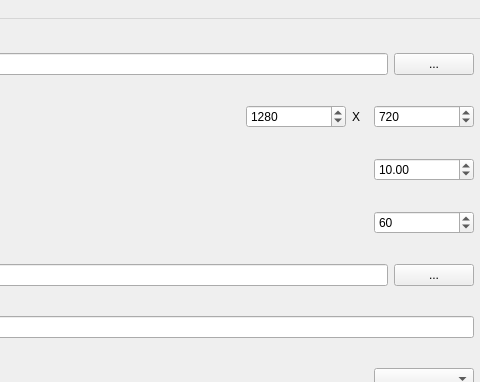
nezticle/qml_movie_renderer, file movierendererwindow.ui: the form before one commit; both pictures show x 187 to 667 and y 0 to 382 of the 667 by 499 pixel window.
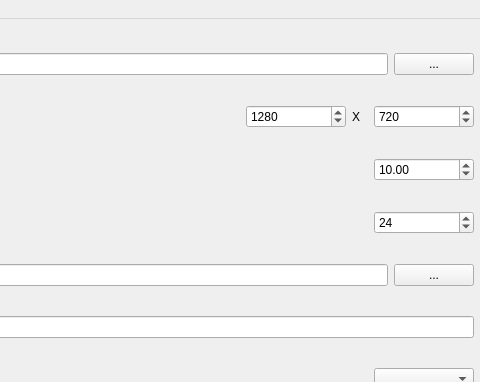
The form after the commit.

```diff
--- a/movierendererwindow.ui
+++ b/movierendererwindow.ui
@@ -161,7 +161,7 @@
           <number>1200</number>
          </property>
          <property name="value">
-          <number>60</number>
+          <number>24</number>
          </property>
         </widget>
        </item>
```
